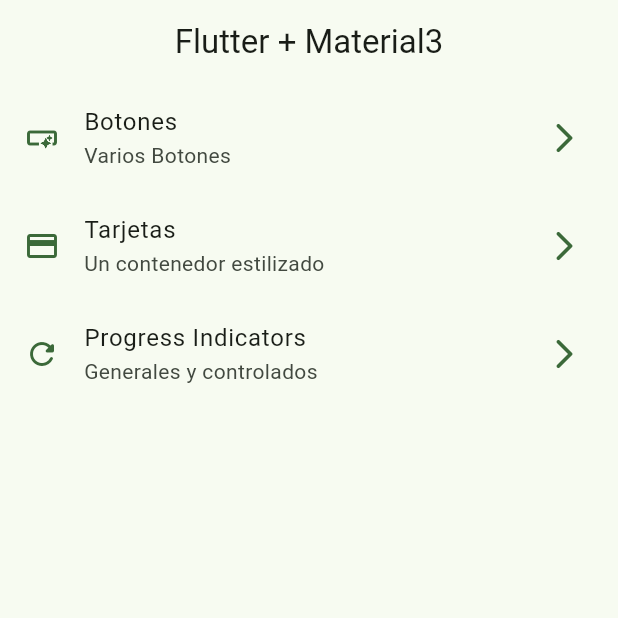
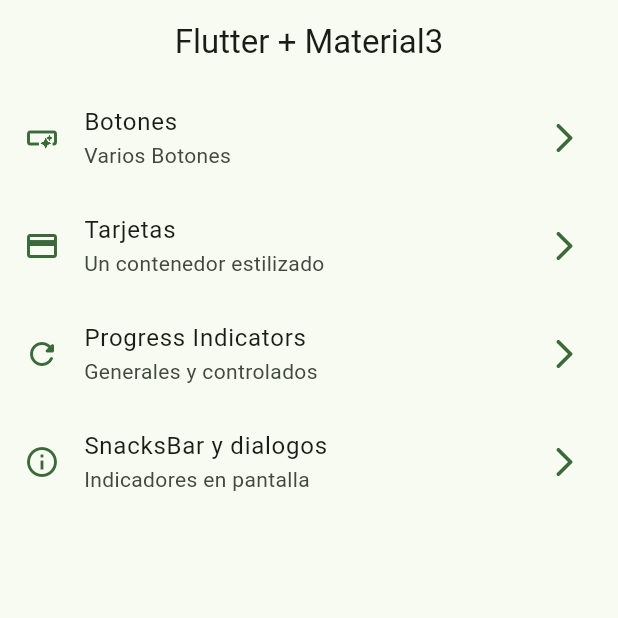
Before and after one commit to kvzon1984/curso-flutter, a Flutter app: the screen it shows after launch, on a phone screen of 412 x 824 dp, the top half of it. Run offline on Flutter 3.47's test engine with Material 2 defaults, Android fonts, the phone set to English and light mode, and no system bars; our stand-ins replace animate_do, dio, go_router, video_player.

Commit message:
Ventanas de dialogos finalizadas

```diff
--- a/widgets_app/lib/config/menu/menu_items.dart
+++ b/widgets_app/lib/config/menu/menu_items.dart
@@ -28,10 +28,16 @@ const appMenuItems = <MenuItem>[
     link: '/cards',
     icon: Icons.credit_card
   ),
-    MenuItem(
+  MenuItem(
     title: 'Progress Indicators',
     subTitle: 'Generales y controlados',
     link: '/progress',
     icon: Icons.refresh_rounded
   ),
+  MenuItem(
+    title: 'SnacksBar y dialogos',
+    subTitle: 'Indicadores en pantalla',
+    link: '/snackbars',
+    icon: Icons.info_outline
+  ),
 ];
--- a/widgets_app/lib/config/router/app_router.dart
+++ b/widgets_app/lib/config/router/app_router.dart
@@ -42,7 +42,7 @@ final appRouter = GoRouter(
     ),
     GoRoute(
       name: SnackbarScreen.name,
-      path: '/snackbar',
+      path: '/snackbars',
       builder: (context, state) => const SnackbarScreen(),
     ),
     GoRoute(
--- a/widgets_app/lib/main.dart
+++ b/widgets_app/lib/main.dart
@@ -12,6 +12,7 @@ class MainApp extends StatelessWidget {
   @override
   Widget build(BuildContext context) {
     return MaterialApp.router(
+      title: 'Flutter Widgets',
       routerConfig: appRouter,
       debugShowCheckedModeBanner: false,
       theme: AppTheme(selectedColor: 8).getTheme(),
```
Also changed, not shown: widgets_app/lib/presentation/screens/snackbar/snackbar_screen.dart (+65 -1 lines).
